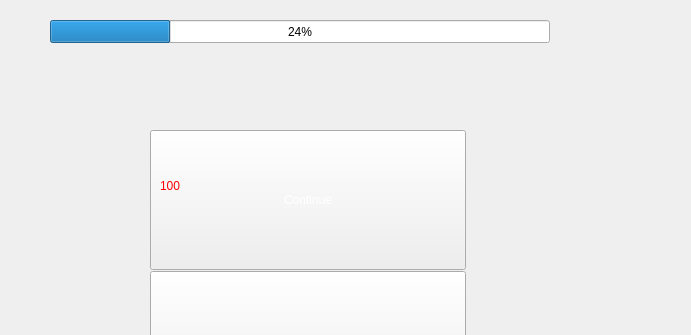
The window that Encroachment/level1.ui (XJulianSalazarX/Proyecto_Final) describes before a commit, drawn with Qt 5; both pictures show x 340 to 1031 and y 0 to 335 of the 1280 by 740 pixel window.
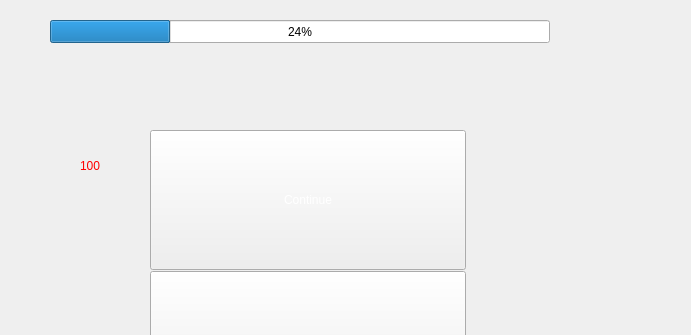
The same window after the commit. Icons and pictures are not drawn.

```diff
--- a/Encroachment/level1.ui
+++ b/Encroachment/level1.ui
@@ -162,9 +162,9 @@
   <widget class="QLabel" name="showScore">
    <property name="geometry">
     <rect>
-     <x>500</x>
-     <y>110</y>
-     <width>361</width>
+     <x>420</x>
+     <y>90</y>
+     <width>531</width>
      <height>151</height>
     </rect>
    </property>
```
